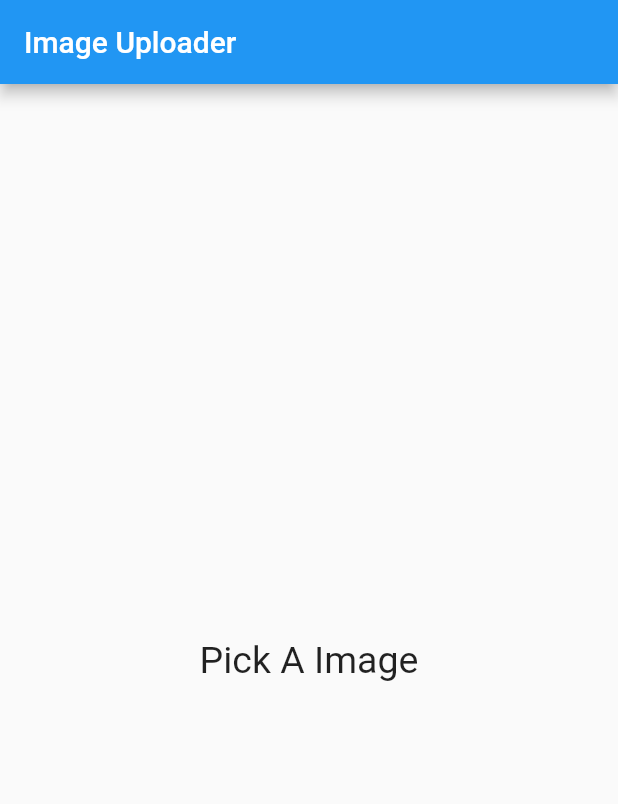
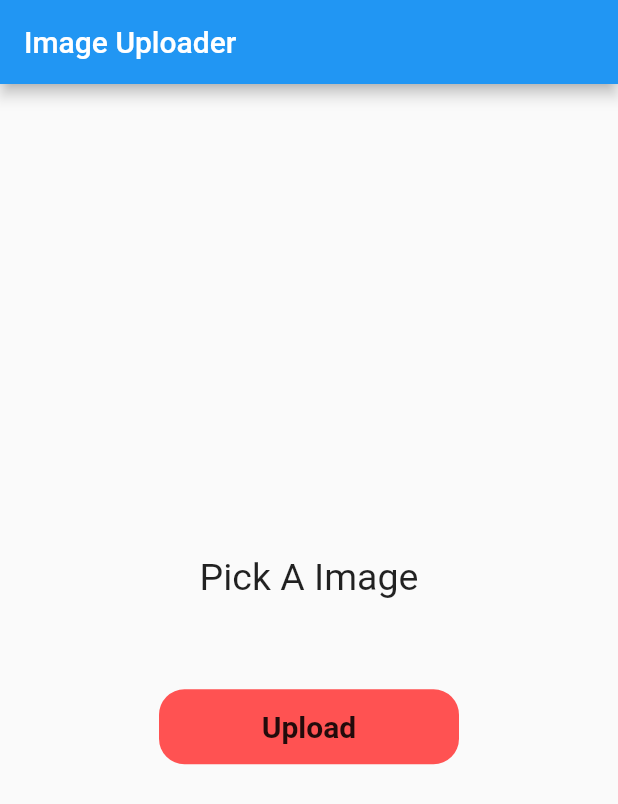
Before and after one commit to Nitesh8795/API-Handling, a Flutter app: the screen it shows after launch, on a phone screen of 412 x 824 dp. Shown: the top 804 px of the screen. Run offline on Flutter 3.47's test engine with Material 2 defaults, Android fonts, the phone set to English and light mode, and no system bars; drawn by our look-alikes of modal_progress_hud_nsn; our stand-ins replace image_picker.

Commit message:
Upload image function ready

```diff
--- a/lib/postApi/ImageUpload.dart
+++ b/lib/postApi/ImageUpload.dart
@@ -45,7 +45,7 @@ class _ImageUploaderState extends State<ImageUploader> {
     stream.cast();
 
     var length = await image!.length();
-    var uri = Uri.parse("");
+    var uri = Uri.parse("https://fakestoreapi.com/products");
     var request = new http.MultipartRequest("POST", uri);
 
     request.fields["title"] = "static title";
@@ -108,6 +108,21 @@ class _ImageUploaderState extends State<ImageUploader> {
                 ),
               ),
             ),
+            const SizedBox(
+              height: 60,
+            ),
+
+            GestureDetector(
+              onTap: (){
+                uploadImage();
+              },
+              child: Container(
+                height: 50,
+                width: 200,
+                decoration: BoxDecoration(color: Colors.redAccent, borderRadius: BorderRadius.circular(17)),
+                child: Center(child: const Text("Upload", style: TextStyle(fontSize: 20, fontWeight: FontWeight.bold),)),
+              ),
+            ),
           ],
         ),
       ),
```
